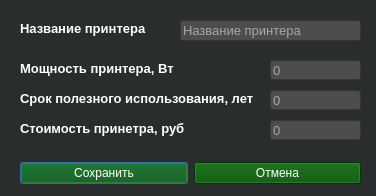
Qt form src/view/ui/add_printer.ui (Ranzo/Calc3d_by_Risen) before a commit.
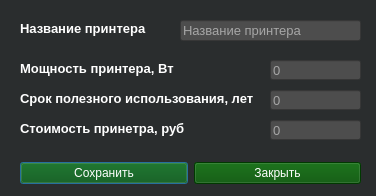
The same form after that commit. Icons and pictures are not drawn.

Patch:
```diff
--- a/src/view/ui/add_printer.ui
+++ b/src/view/ui/add_printer.ui
@@ -50,7 +50,7 @@
               <string notr="true">background-color: rgb(0, 80, 0);</string>
             </property>
             <property name="text">
-              <string>Отмена</string>
+              <string>Закрыть</string>
             </property>
           </widget>
         </item>
```
